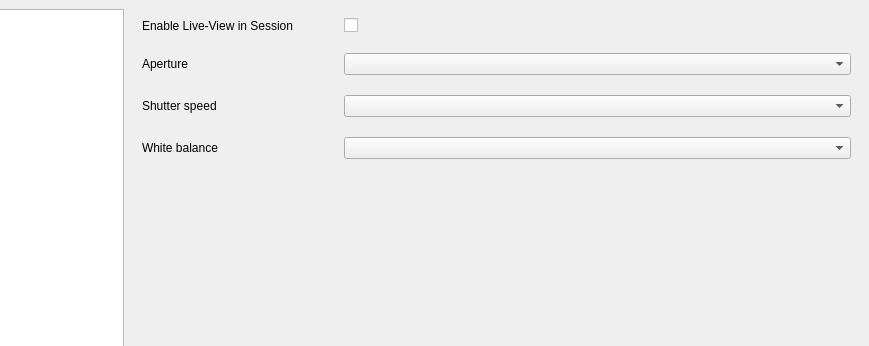
This is CottBooth/settingswindow.ui in Vallevard/CottBooth as Qt 5 draws it before an edit; both pictures show x 141 to 1010 and y 0 to 346 of the 1010 by 608 pixel window. The edited form follows.
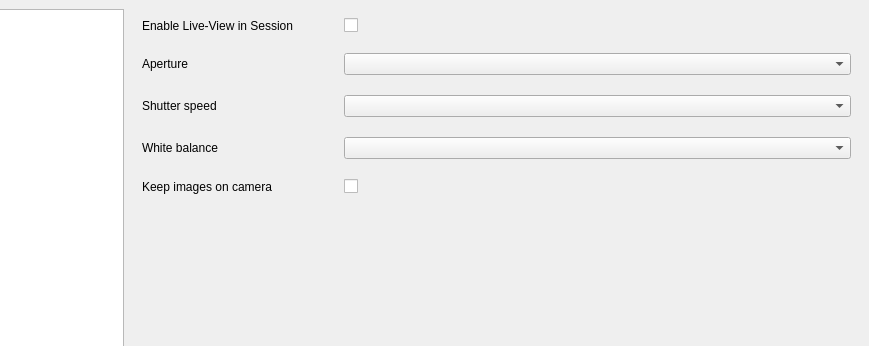
This is the edited form. The open tabs and pages were chosen to show the change.

Commit message: implementation of session manager, sqlite database for statistik issues and session respawning, implementation of session respwan functionality, implementation of copying images made by the camera to a local path, start working on grid to display images

The edit to the form file:
```diff
--- a/CottBooth/settingswindow.ui
+++ b/CottBooth/settingswindow.ui
@@ -295,6 +295,20 @@
                </property>
               </widget>
              </item>
+             <item row="4" column="0">
+              <widget class="QLabel" name="label_14">
+               <property name="text">
+                <string>Keep images on camera</string>
+               </property>
+              </widget>
+             </item>
+             <item row="4" column="1">
+              <widget class="QCheckBox" name="cbKeepImagesOnCamera">
+               <property name="text">
+                <string/>
+               </property>
+              </widget>
+             </item>
             </layout>
            </widget>
           </item>
```
The commit also changes 21 other files.
